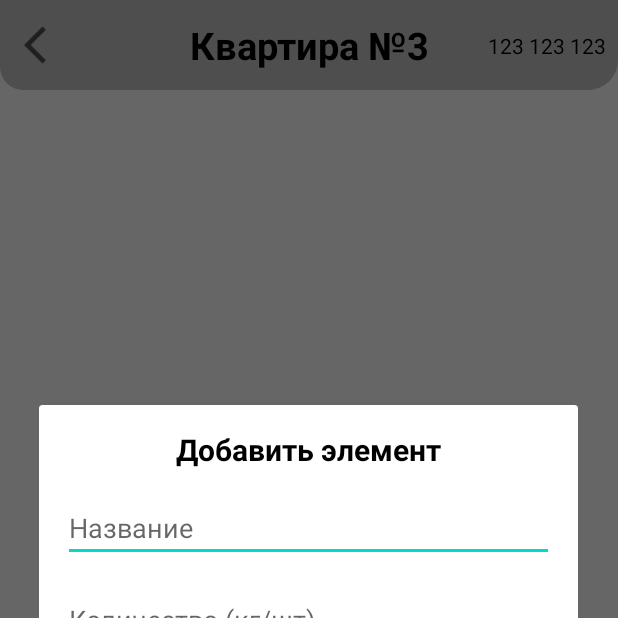
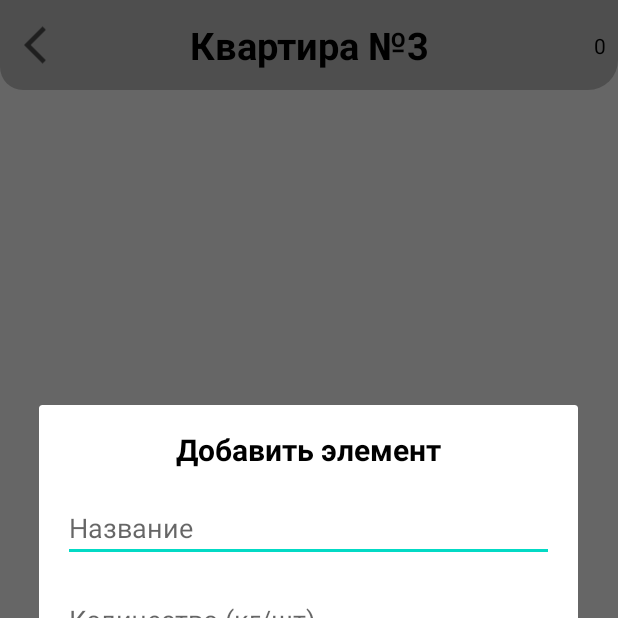
Before and after one commit to dckrOff/ExpenceBook, an Android app: the screen it shows after launch (ItemsActivity), after a tap on an icon or button, on a phone screen of 412 x 824 dp, the top half of it. Run offline under Robolectric (Android 15) with nearby library versions, the phone set to English and light mode, and no system bars.

Commit message:
added total amount counter to ItemsActivity

```diff
--- a/app/src/main/java/com/a1tech/expensebook/Activity/ItemsActivity.java
+++ b/app/src/main/java/com/a1tech/expensebook/Activity/ItemsActivity.java
@@ -26,6 +26,7 @@ import com.google.gson.Gson;
 import com.google.gson.reflect.TypeToken;
 
 import java.lang.reflect.Type;
+import java.text.DecimalFormat;
 import java.util.ArrayList;
 
 public class ItemsActivity extends AppCompatActivity {
@@ -33,13 +34,15 @@ public class ItemsActivity extends AppCompatActivity {
     private final String TAG = "ItemsActivity";
     private final String ITEM_SHARED_NAME = "itemsList";
     private final String SHARED_PREFS_NAME = "sharedPrefsData";
+    private final String pattern = "###,###,###.###";
+    private final DecimalFormat decimalFormat = new DecimalFormat(pattern);
     private ArrayList<ItemsModel> itemsArrayList = new ArrayList<>();
     private FloatingActionButton fab;
     private RecyclerView recyclerView;
     private ItemAdapter itemAdapter;
     private ImageView btnBack;
     private TextView tvTotalAmmount;
-    private int totalAmmountSumm;
+    private long totalAmmountSumm;
 
     @Override
     protected void onCreate(Bundle savedInstanceState) {
@@ -50,7 +53,7 @@ public class ItemsActivity extends AppCompatActivity {
         loadData();
         buildRecyclerView();
         btnOnClick();
-//        totalAmmount();
+        totalAmmount();
     }
 
     private void buildRecyclerView() {
@@ -92,16 +95,16 @@ public class ItemsActivity extends AppCompatActivity {
         });
     }
 
-//    private void totalAmmount() {
-//        String formatCount = decimalFormat.format(Double.valueOf(items.getCount()));
-//
-//        for (int i = 0; i < itemsArrayList.size(); i++) {
-//            Log.e(TAG,"-->" + itemsArrayList.get(i).getPrice().replaceAll(" ", ""));
-//            int listPrice = Integer.parseInt(itemsArrayList.get(i).getPrice().replaceAll(" ", ""));
-//            totalAmmountSumm += listPrice;
-//        }
-//        tvTotalAmmount.setText(totalAmmountSumm);
-//    }
+    private void totalAmmount() {
+        for (int i = 0; i < itemsArrayList.size(); i++) {
+            long listPrice = itemsArrayList.get(i).getPrice();
+            totalAmmountSumm += listPrice;
+        }
+
+        String totalSumm = decimalFormat.format(Double.valueOf(totalAmmountSumm));
+
+        tvTotalAmmount.setText(totalSumm);
+    }
 
     private void loadData() {
         Log.e(TAG, "loadData ga kirdi");
@@ -181,9 +184,10 @@ public class ItemsActivity extends AppCompatActivity {
                     recyclerView.setAdapter(itemAdapter);
 
                     saveData();
+                    totalAmmount();
                     dialog.dismiss();
                 } else {
-                    Toast.makeText(ItemsActivity.this, "Bo'sh maydonni to'ldiring!", Toast.LENGTH_SHORT).show();
+                    Toast.makeText(ItemsActivity.this, "Ошибка: Заполните пустые поля!", Toast.LENGTH_SHORT).show();
                 }
             }
         })
--- a/app/src/main/res/layout/activity_items.xml
+++ b/app/src/main/res/layout/activity_items.xml
@@ -40,7 +40,7 @@
         android:layout_width="wrap_content"
         android:layout_height="wrap_content"
         android:layout_marginEnd="8dp"
-        android:text="123 123 123"
+        android:text="0"
         android:textColor="@color/black"
         app:layout_constraintBottom_toBottomOf="@+id/imageView"
         app:layout_constraintEnd_toEndOf="@+id/imageView"
--- a/app/src/main/res/values/themes.xml
+++ b/app/src/main/res/values/themes.xml
@@ -3,14 +3,15 @@
     <style name="Theme.ExpenseBook" parent="Theme.MaterialComponents.Light.NoActionBar">
         <!-- Primary brand color. -->
         <item name="colorPrimary">@color/purple_500</item>
-        <item name="colorPrimaryVariant">@color/purple_700</item>
+        <item name="colorPrimaryVariant">@color/black</item>
         <item name="colorOnPrimary">@color/white</item>
         <!-- Secondary brand color. -->
         <item name="colorSecondary">@color/teal_200</item>
         <item name="colorSecondaryVariant">@color/teal_700</item>
         <item name="colorOnSecondary">@color/black</item>
         <!-- Status bar color. -->
-        <item name="android:statusBarColor" tools:targetApi="l">?attr/colorPrimaryVariant</item>
+<!--        <item name="android:statusBarColor" tools:targetApi="lollipop">#000</item>-->
+                <item name="android:statusBarColor" tools:targetApi="l">?attr/colorPrimaryVariant</item>
         <!-- Customize your theme here. -->
     </style>
 </resources>
```
